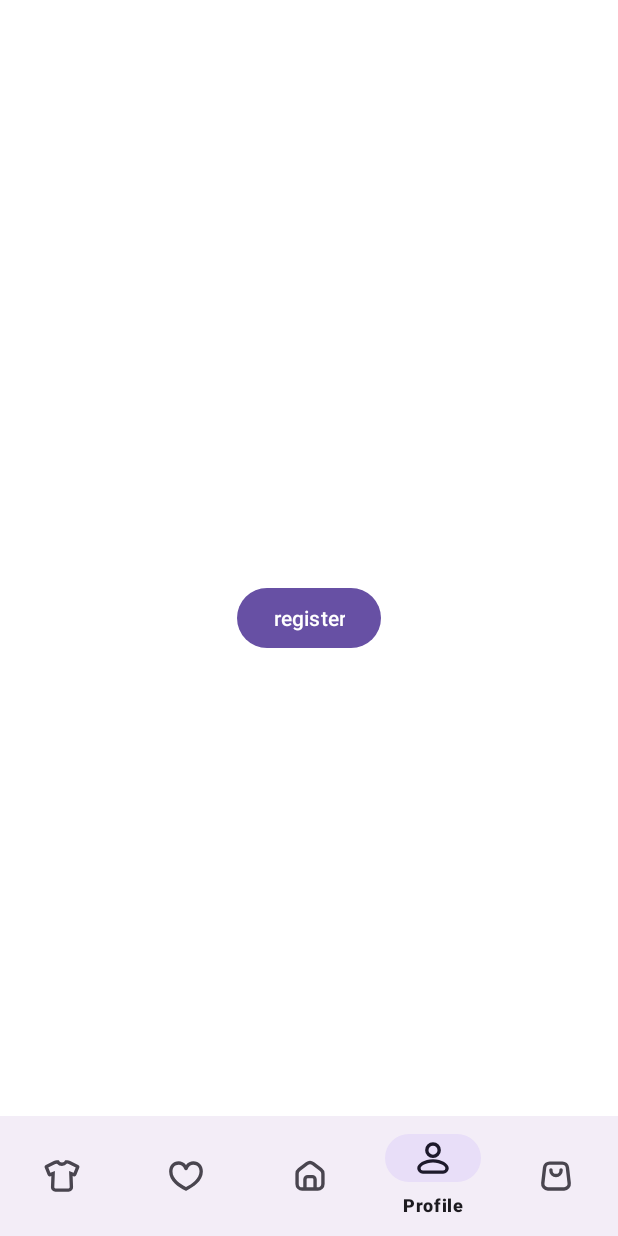
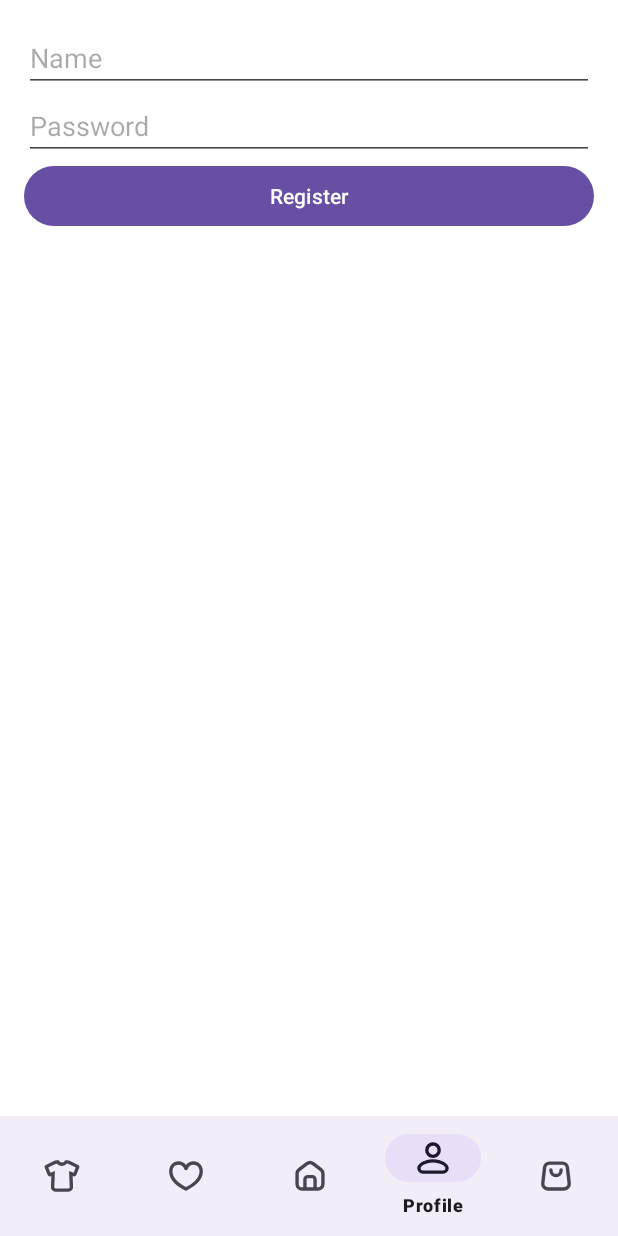
Before and after one commit to ioiiiomio/AndroidDev2024_finalProject, an Android app: the ProfileFragment screen opened through its navigation route, on a phone screen of 412 x 824 dp. Run offline under Robolectric (Android 15) with nearby library versions, the phone set to English and light mode, and no system bars; our stand-ins replace navigation-ui.

Commit message:
added simple post user logic

```diff
--- a/app/src/main/res/layout/fragment_profile.xml
+++ b/app/src/main/res/layout/fragment_profile.xml
@@ -1,21 +1,29 @@
 <?xml version="1.0" encoding="utf-8"?>
-<LinearLayout xmlns:android="http://schemas.android.com/apk/res/android"
+<LinearLayout
+    xmlns:android="http://schemas.android.com/apk/res/android"
     android:layout_width="match_parent"
     android:layout_height="match_parent"
     android:orientation="vertical"
-    android:gravity="center">
+    android:padding="16dp">
 
-    <TextView
-        android:id="@+id/welcome_text"
+    <EditText
+        android:id="@+id/nameEditText"
         android:layout_width="match_parent"
         android:layout_height="wrap_content"
-        android:textAlignment="center"
-        android:text="Hi user"/>
+        android:hint="Name"
+        android:inputType="textPersonName" />
+
+    <EditText
+        android:id="@+id/passwordEditText"
+        android:layout_width="match_parent"
+        android:layout_height="wrap_content"
+        android:hint="Password"
+        android:inputType="textPassword" />
 
     <Button
-        android:id="@+id/action_button"
-        android:layout_width="wrap_content"
+        android:id="@+id/registerButton"
+        android:layout_width="match_parent"
         android:layout_height="wrap_content"
-        android:text="register"/>
+        android:text="Register" />
 
 </LinearLayout>
```
Also changed, not shown: app/src/main/java/com/example/android_finals/model/api/ApiSourceUser.kt (added, +16 -0 lines), app/src/main/java/com/example/android_finals/model/api/UserApi.kt (added, +20 -0 lines), app/src/main/java/com/example/android_finals/view/fragments/ProfileFragment.kt (+61 -12 lines).
